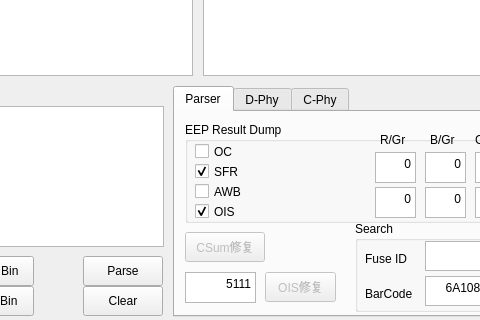
The window that Widget6.ui (ybb0001/Widget6) describes before a commit, drawn with Qt 5; both pictures show x 247 to 727 and y 444 to 764 of the 889 by 764 pixel window.
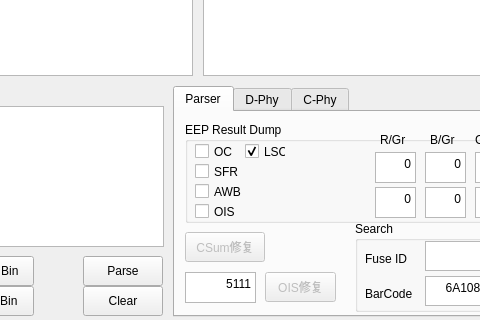
The same window after the commit. The open tabs and pages were chosen to show the change.

```diff
--- a/Widget6.ui
+++ b/Widget6.ui
@@ -181,7 +181,7 @@
        <string>OIS</string>
       </property>
       <property name="checked">
-       <bool>true</bool>
+       <bool>false</bool>
       </property>
      </widget>
      <widget class="QPushButton" name="pushButton_golden_select">
@@ -242,7 +242,7 @@
        <string>SFR</string>
       </property>
       <property name="checked">
-       <bool>true</bool>
+       <bool>false</bool>
       </property>
      </widget>
      <widget class="QCheckBox" name="checkBox_OC">
@@ -264,6 +264,22 @@
        <bool>false</bool>
       </property>
      </widget>
+     <widget class="QCheckBox" name="checkBox_LSC">
+      <property name="geometry">
+       <rect>
+        <x>60</x>
+        <y>20</y>
+        <width>41</width>
+        <height>19</height>
+       </rect>
+      </property>
+      <property name="text">
+       <string>LSC</string>
+      </property>
+      <property name="checked">
+       <bool>true</bool>
+      </property>
+     </widget>
     </widget>
     <widget class="QPushButton" name="pushButton_checkSum">
      <property name="enabled">
```
Left out of the diff: 6 changed lines with no effect on the pictures.
